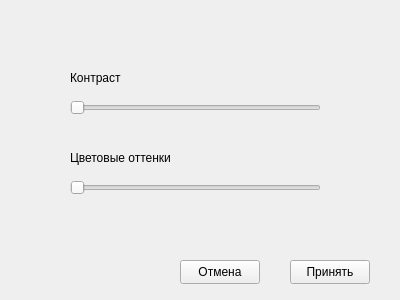
The window that huesaturation.ui (FluffyTerror/Photoshop-project) describes before a commit, drawn with Qt 5.
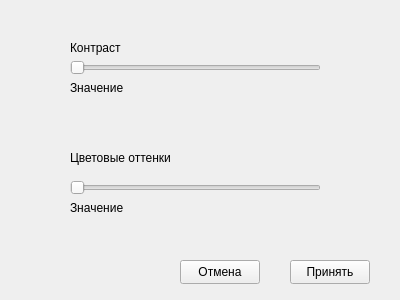
The same window after the commit.

Commit message:
hue/saturation widget
потихоньку быстро накидал немного функционала
самое тяжелое впереди...

What changed in the file:
```diff
--- a/huesaturation.ui
+++ b/huesaturation.ui
@@ -30,7 +30,7 @@
    <property name="geometry">
     <rect>
      <x>70</x>
-     <y>70</y>
+     <y>40</y>
      <width>81</width>
      <height>16</height>
     </rect>
@@ -56,7 +56,7 @@
    <property name="geometry">
     <rect>
      <x>70</x>
-     <y>100</y>
+     <y>60</y>
      <width>251</width>
      <height>16</height>
     </rect>
@@ -91,6 +91,58 @@
     <string>Отмена</string>
    </property>
   </widget>
+  <widget class="QLabel" name="label_3">
+   <property name="geometry">
+    <rect>
+     <x>150</x>
+     <y>80</y>
+     <width>71</width>
+     <height>16</height>
+    </rect>
+   </property>
+   <property name="text">
+    <string/>
+   </property>
+  </widget>
+  <widget class="QLabel" name="label_4">
+   <property name="geometry">
+    <rect>
+     <x>150</x>
+     <y>200</y>
+     <width>71</width>
+     <height>16</height>
+    </rect>
+   </property>
+   <property name="text">
+    <string/>
+   </property>
+  </widget>
+  <widget class="QLabel" name="label_5">
+   <property name="geometry">
+    <rect>
+     <x>70</x>
+     <y>80</y>
+     <width>61</width>
+     <height>16</height>
+    </rect>
+   </property>
+   <property name="text">
+    <string>Значение</string>
+   </property>
+  </widget>
+  <widget class="QLabel" name="label_6">
+   <property name="geometry">
+    <rect>
+     <x>70</x>
+     <y>200</y>
+     <width>61</width>
+     <height>16</height>
+    </rect>
+   </property>
+   <property name="text">
+    <string>Значение</string>
+   </property>
+  </widget>
  </widget>
  <resources/>
  <connections/>
```
The commit also changes 3 other files.
